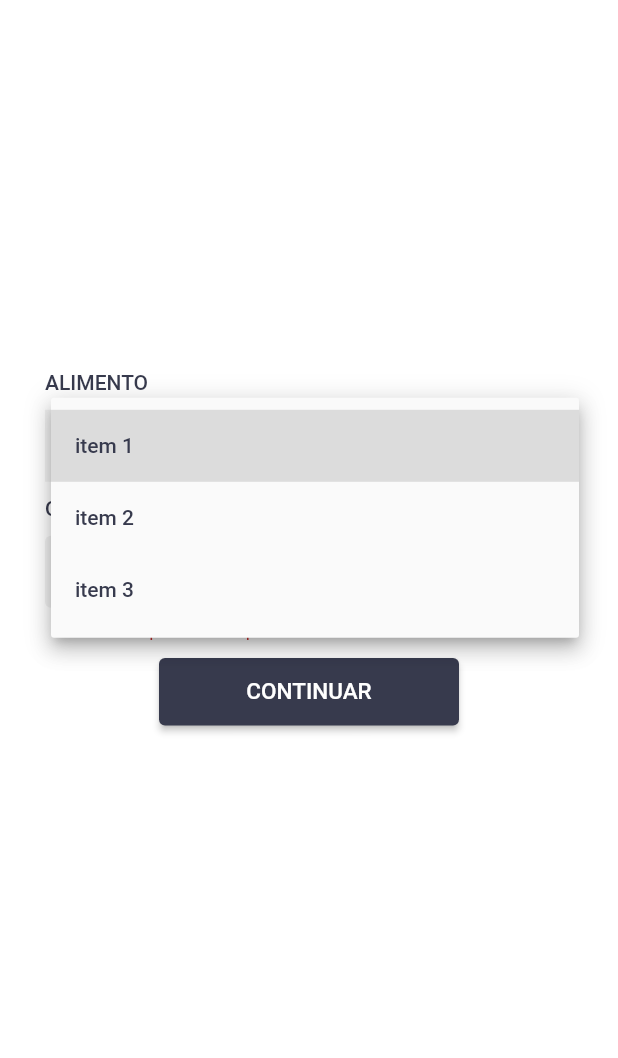
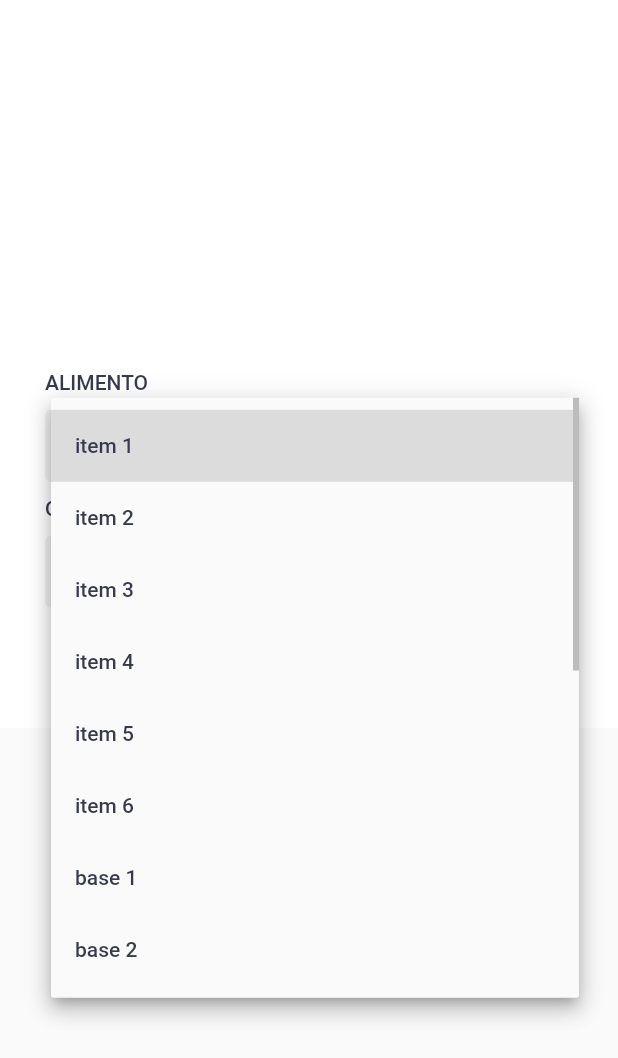
Before and after one commit to lucaswilliamgomes/valores_nutricionais, a Flutter app: the screen it shows after launch, after a tap on "CONTINUAR", after a tap on "item 1", on a phone screen of 412 x 824 dp. Shown: the top 1058 px of the screen. Run offline on Flutter 3.47's test engine with Material 2 defaults, Android fonts, the light colour scheme and no system bars; our stand-ins replace google_fonts.

Commit message:
Create  onChange in home controller

```diff
--- a/lib/modules/home_page/models/model.dart
+++ b/lib/modules/home_page/models/model.dart
@@ -1,9 +1,54 @@
+import 'dart:convert';
+
 class HomeModel {
-  late final int? food;
-  late final double? weight;
+  final int? food;
+  final double? weight;
 
   HomeModel({
     this.food,
     this.weight,
   });
+
+  HomeModel copyWith({
+    int? food,
+    double? weight,
+  }) {
+    return HomeModel(
+      food: food ?? this.food,
+      weight: weight ?? this.weight,
+    );
+  }
+
+  Map<String, dynamic> toMap() {
+    return {
+      'food': food,
+      'weight': weight,
+    };
+  }
+
+  factory HomeModel.fromMap(Map<String, dynamic> map) {
+    return HomeModel(
+      food: map['food'],
+      weight: map['weight'],
+    );
+  }
+
+  String toJson() => json.encode(toMap());
+
+  factory HomeModel.fromJson(String source) => HomeModel.fromMap(json.decode(source));
+
+  @override
+  String toString() => 'HomeModel(food: $food, weight: $weight)';
+
+  @override
+  bool operator ==(Object other) {
+    if (identical(this, other)) return true;
+
+    return other is HomeModel &&
+      other.food == food &&
+      other.weight == weight;
+  }
+
+  @override
+  int get hashCode => food.hashCode ^ weight.hashCode;
 }
--- a/lib/modules/home_page/view/view.dart
+++ b/lib/modules/home_page/view/view.dart
@@ -16,10 +16,12 @@ class _HomePageState extends State<HomePage> {
 
   @override
   Widget build(BuildContext context) {
-    return Scaffold(body: LayoutBuilder(builder: (context, constraints) {
+    return Scaffold(
+      body: LayoutBuilder(builder: (context, constraints) {
         final _height = constraints.maxHeight;
         //final _width = constraints.maxWidth;
-      return Container(
+        return SingleChildScrollView(
+          child: Container(
             alignment: Alignment.center,
             color: AppColors.colorBackgroundLight,
             child: Form(
@@ -37,7 +39,29 @@ class _HomePageState extends State<HomePage> {
                     ),
                   ),
                 ),
-              DropdownButtomWidget(itens: ["item 1", "item 2", "item 3"]),
+                DropdownButtomWidget(
+                  itens: [
+                    "item 1",
+                    "item 2",
+                    "item 3",
+                    "item 4",
+                    "item 5",
+                    "item 6",
+                    "base 1",
+                    "base 2",
+                    "base 3",
+                    "base 4",
+                    "base 5",
+                    "base 6",
+                    "base 7",
+                    "base 8",
+                    "base 9",
+                    "base 10",
+                    "base 11",
+                    "base 12",
+                  ],
+                  controller: controller,
+                ),
                 // Container(
                 //   margin: EdgeInsets.only(top: 10, right: 30, left: 30),
                 //   child: TextFormField(
@@ -70,6 +94,7 @@ class _HomePageState extends State<HomePage> {
                 Container(
                   margin: EdgeInsets.only(top: 10, right: 30, left: 30),
                   child: TextFormField(
+                    keyboardType: TextInputType.number,
                     textAlignVertical: TextAlignVertical.top,
                     textAlign: TextAlign.left,
                     decoration: InputDecoration(
@@ -82,6 +107,9 @@ class _HomePageState extends State<HomePage> {
                           borderSide: BorderSide.none),
                     ),
                     validator: controller.validator,
+                    onChanged: (value) {
+                      controller.onChange(weight: double.tryParse(value));
+                    },
                   ),
                 ),
                 Container(
@@ -98,8 +126,8 @@ class _HomePageState extends State<HomePage> {
                         borderRadius: BorderRadius.circular(4)),
                     onPressed: () {
                       setState(() {
-
                         if (controller.homeFormKey.currentState!.validate()) {
+                          print(controller.homeFormKey.currentState);
                           //final infoController = InformationsController();
                           //infoController.teste();
                           controller.homeFormKey.currentState!.save();
@@ -114,8 +142,9 @@ class _HomePageState extends State<HomePage> {
                 ),
               ]),
             ),
-
+          ),
         );
-    }));
+      }),
+    );
   }
 }
--- a/lib/shared/widgets/dropdownButton _widget.dart
+++ b/lib/shared/widgets/dropdownButton _widget.dart
@@ -1,24 +1,32 @@
 import 'package:flutter/material.dart';
+import 'package:valores_nutricionais/modules/home_page/controller/controller.dart';
 import 'package:valores_nutricionais/shared/themes/colors.dart';
 import 'package:valores_nutricionais/shared/themes/text_styles.dart';
 
 class DropdownButtomWidget extends StatefulWidget {
-  const DropdownButtomWidget({Key? key, required this.itens}) : super(key: key);
+  final HomeController controller;
   final List<String> itens;
+  const DropdownButtomWidget({Key? key, required this.itens, required this.controller}) : super(key: key);
+
   @override
   _DropdownButtomWidgetState createState() => _DropdownButtomWidgetState();
 }
 
 class _DropdownButtomWidgetState extends State<DropdownButtomWidget> {
   String selected = "item 1";
+
   @override
   Widget build(BuildContext context) {
     return Container(
       alignment: Alignment.bottomLeft,
       margin: EdgeInsets.only(top: 10, right: 30, left: 30),
       padding: EdgeInsets.symmetric(horizontal: 20),
-      color: Color.fromRGBO(242, 242, 242, 1),
+      decoration: BoxDecoration(
+        color: Color.fromRGBO(242, 242, 242, 1),
+        borderRadius: BorderRadius.circular(4),
+      ),
       child: DropdownButton<String>(
+        hint: Text("Selecione um alimento"),
         style: TextStyle(
           color: AppColors.colorFont,
           fontSize: 14,
@@ -26,10 +34,12 @@ class _DropdownButtomWidgetState extends State<DropdownButtomWidget> {
         ),
         isExpanded: true,
         underline: Container(),
+        menuMaxHeight: 400,
         value: selected,
         onChanged: (String? newValue) {
           setState(() {
             selected = newValue!;
+            widget.controller.onChange(food: widget.itens.indexOf(newValue));
           });
         },
         items: widget.itens
```
Also changed, not shown: lib/modules/home_page/controller/controller.dart (+12 -3 lines), pubspec.lock. Lines whose indentation alone changed are shown as unchanged.
